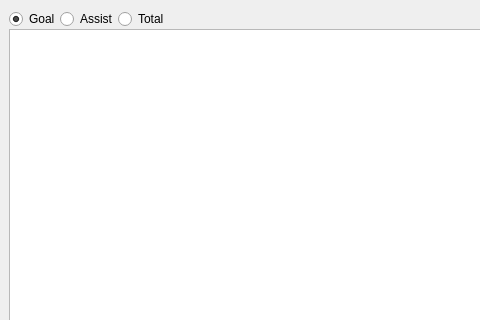
The window that mainwindow.ui (hyo0913/SHINKI-FC-Manager) describes before a commit, drawn with Qt 5; both pictures show x 0 to 480 and y 0 to 320 of the 800 by 600 pixel window.
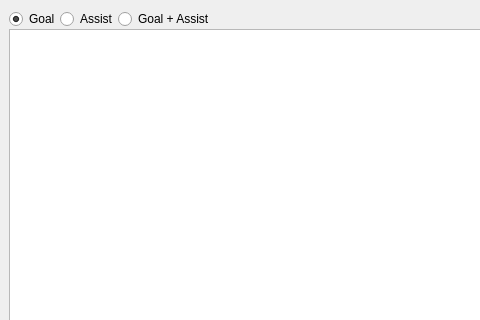
The same window after the commit.

```diff
--- a/mainwindow.ui
+++ b/mainwindow.ui
@@ -40,7 +40,7 @@
       <item>
        <widget class="QRadioButton" name="radioButtonViewTotal">
         <property name="text">
-         <string>Total</string>
+         <string>Goal + Assist</string>
         </property>
        </widget>
       </item>
```
